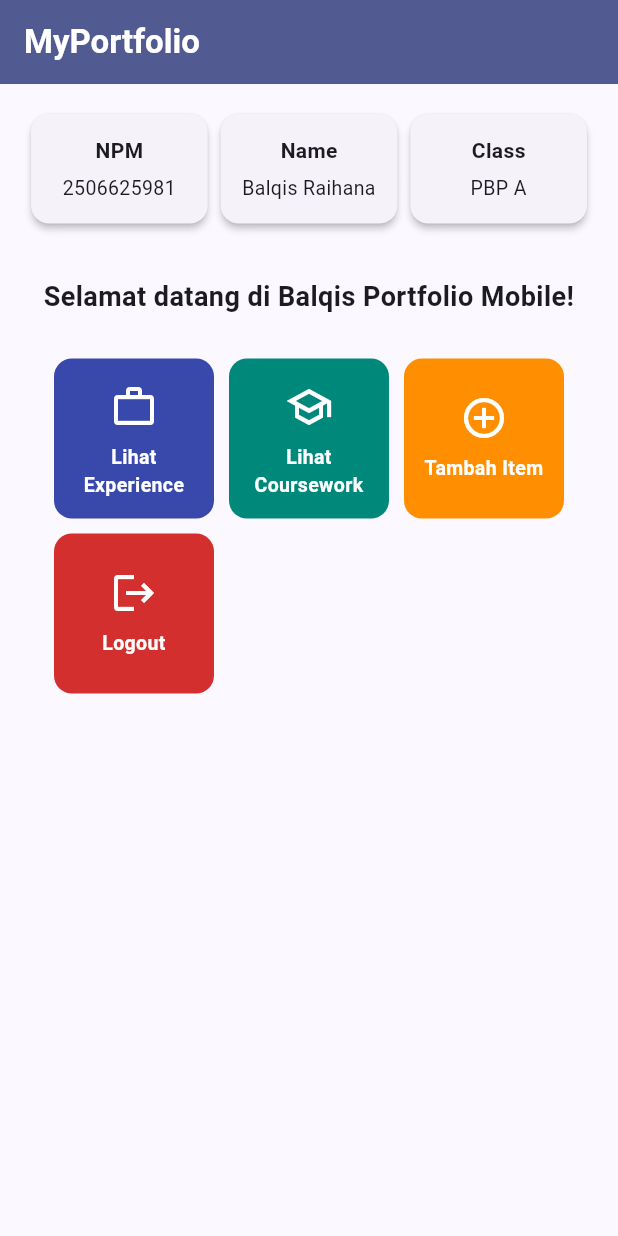
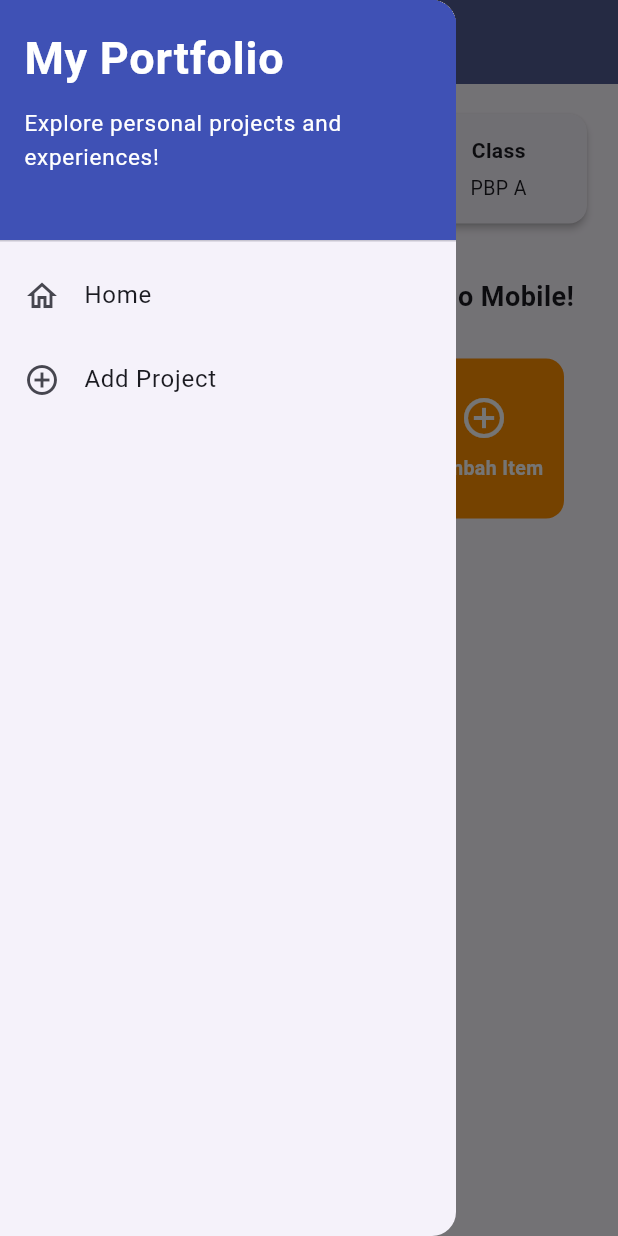
Before and after one commit to balqis-raihana/myportofolio_mobile, a Flutter app: the screen it shows after launch, with the side drawer open (before the commit the screen has no drawer), on a phone screen of 412 x 824 dp. Run offline on Flutter 3.47's test engine with Material 3 defaults, Android fonts, the phone set to English and light mode, and no system bars.

Commit message:
feat(tutorial-09): implement drawer navigation, project form, and modular refactoring

```diff
--- a/lib/main.dart
+++ b/lib/main.dart
@@ -1,5 +1,5 @@
 import 'package:flutter/material.dart';
-import 'package:myportofolio_mobile/menu.dart';
+import 'package:myportofolio_mobile/screens/menu.dart';
 
 void main() {
   runApp(const MyApp());
--- a/lib/menu.dart
+++ b/lib/screens/menu.dart
@@ -1,4 +1,6 @@
 import 'package:flutter/material.dart';
+import 'package:myportofolio_mobile/widgets/left_drawer.dart';
+import 'package:myportofolio_mobile/widgets/project_card.dart';
 
 class MyHomePage extends StatelessWidget {
   MyHomePage({super.key});
@@ -26,7 +28,9 @@ class MyHomePage extends StatelessWidget {
           ),
         ),
         backgroundColor: Theme.of(context).colorScheme.primary,
+        iconTheme: const IconThemeData(color: Colors.white),
       ),
+      drawer: const LeftDrawer(),
       body: SingleChildScrollView(
         padding: const EdgeInsets.all(16.0),
         child: Column(
@@ -115,64 +119,3 @@ class InfoCard extends StatelessWidget {
     );
   }
 }
-
-class ItemHomepage {
-  final String name;
-  final IconData icon;
-  final Color color;
-
-  ItemHomepage(this.name, this.icon, this.color);
-}
-
-class ItemCard extends StatelessWidget {
-  final ItemHomepage item;
-
-  const ItemCard(this.item, {super.key});
-
-  @override
-  Widget build(BuildContext context) {
-    return Material(
-      color: item.color,
-      borderRadius: BorderRadius.circular(12),
-      child: InkWell(
-        onTap: () {
-          ScaffoldMessenger.of(context)
-            ..hideCurrentSnackBar()
-            ..showSnackBar(
-              SnackBar(
-                content: Text("Kamu telah menekan tombol ${item.name}!"),
-                backgroundColor: item.color,
-                behavior: SnackBarBehavior.floating,
-                duration: const Duration(seconds: 2),
-              ),
-            );
-        },
-        child: Container(
-          padding: const EdgeInsets.symmetric(vertical: 16, horizontal: 8),
-          child: Center(
-            child: Column(
-              mainAxisAlignment: MainAxisAlignment.center,
-              children: [
-                Icon(
-                  item.icon,
-                  color: Colors.white,
-                  size: 32.0,
-                ),
-                const SizedBox(height: 8),
-                Text(
-                  item.name,
-                  textAlign: TextAlign.center,
-                  style: const TextStyle(
-                    color: Colors.white,
-                    fontWeight: FontWeight.w600,
-                    fontSize: 13.0,
-                  ),
-                ),
-              ],
-            ),
-          ),
-        ),
-      ),
-    );
-  }
-}
--- /dev/null
+++ b/lib/widgets/left_drawer.dart
@@ -0,0 +1,67 @@
+import 'package:flutter/material.dart';
+import 'package:myportofolio_mobile/screens/menu.dart';
+import 'package:myportofolio_mobile/screens/project_form.dart';
+
+class LeftDrawer extends StatelessWidget {
+  const LeftDrawer({super.key});
+
+  @override
+  Widget build(BuildContext context) {
+    return Drawer(
+      child: ListView(
+        children: [
+          const DrawerHeader(
+            decoration: BoxDecoration(
+              color: Colors.indigo,
+            ),
+            child: Column(
+              crossAxisAlignment: CrossAxisAlignment.start,
+              children: [
+                Text(
+                  'My Portfolio',
+                  style: TextStyle(
+                    fontSize: 30,
+                    fontWeight: FontWeight.bold,
+                    color: Colors.white,
+                  ),
+                ),
+                SizedBox(height: 10),
+                Text(
+                  'Explore personal projects and experiences!',
+                  style: TextStyle(
+                    fontSize: 15,
+                    color: Colors.white,
+                  ),
+                ),
+              ],
+            ),
+          ),
+          ListTile(
+            leading: const Icon(Icons.home_outlined),
+            title: const Text('Home'),
+            onTap: () {
+              Navigator.pushReplacement(
+                context,
+                MaterialPageRoute(
+                  builder: (context) => MyHomePage(),
+                ),
+              );
+            },
+          ),
+          ListTile(
+            leading: const Icon(Icons.add_circle_outline),
+            title: const Text('Add Project'),
+            onTap: () {
+              Navigator.pushReplacement(
+                context,
+                MaterialPageRoute(
+                  builder: (context) => const ProjectFormPage(),
+                ),
+              );
+            },
+          ),
+        ],
+      ),
+    );
+  }
+}
--- /dev/null
+++ b/lib/widgets/project_card.dart
@@ -0,0 +1,72 @@
+import 'package:flutter/material.dart';
+import 'package:myportofolio_mobile/screens/project_form.dart';
+
+class ItemHomepage {
+  final String name;
+  final IconData icon;
+  final Color color;
+
+  ItemHomepage(this.name, this.icon, this.color);
+}
+
+class ItemCard extends StatelessWidget {
+  final ItemHomepage item;
+
+  const ItemCard(this.item, {super.key});
+
+  @override
+  Widget build(BuildContext context) {
+    return Material(
+      color: item.color,
+      borderRadius: BorderRadius.circular(12),
+      child: InkWell(
+        onTap: () {
+          ScaffoldMessenger.of(context)
+            ..hideCurrentSnackBar()
+            ..showSnackBar(
+              SnackBar(
+                content: Text("Kamu telah menekan tombol ${item.name}!"),
+                backgroundColor: item.color,
+                behavior: SnackBarBehavior.floating,
+                duration: const Duration(seconds: 2),
+              ),
+            );
+
+          if (item.name == "Tambah Proyek" || item.name == "Tambah Item") {
+            Navigator.push(
+              context,
+              MaterialPageRoute(
+                builder: (context) => const ProjectFormPage(),
+              ),
+            );
+          }
+        },
+        child: Container(
+          padding: const EdgeInsets.symmetric(vertical: 16, horizontal: 8),
+          child: Center(
+            child: Column(
+              mainAxisAlignment: MainAxisAlignment.center,
+              children: [
+                Icon(
+                  item.icon,
+                  color: Colors.white,
+                  size: 32.0,
+                ),
+                const SizedBox(height: 8),
+                Text(
+                  item.name,
+                  textAlign: TextAlign.center,
+                  style: const TextStyle(
+                    color: Colors.white,
+                    fontWeight: FontWeight.w600,
+                    fontSize: 13.0,
+                  ),
+                ),
+              ],
+            ),
+          ),
+        ),
+      ),
+    );
+  }
+}
```
Also changed, not shown: lib/screens/project_form.dart (added, +215 -0 lines).
